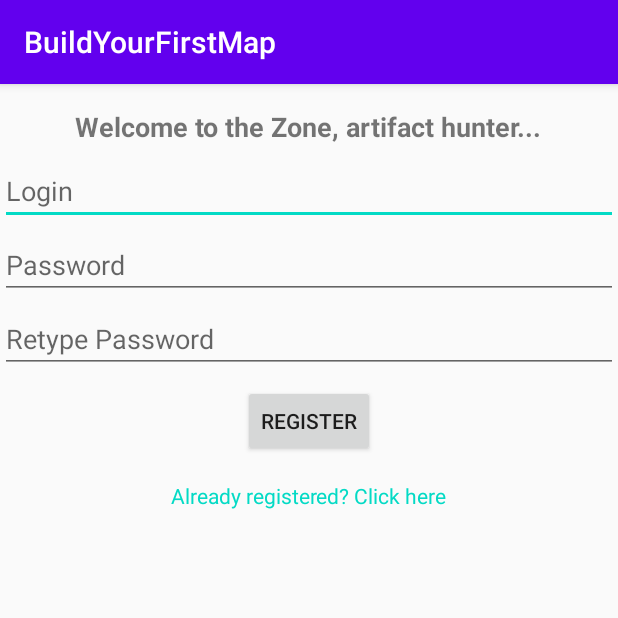
After one commit to Bronid/AZ-Project, an Android app: the RegisterActivity screen opened directly, with no data from a screen before it, on a phone screen of 412 x 824 dp, the top half of it. The commit adds this screen. Run offline under Robolectric (Android 15) with nearby library versions, the phone set to English and light mode, and no system bars.

Commit message:
Buttons + Login/Register pages

```diff
--- /dev/null
+++ b/app/src/main/java/com/google/codelabs/buildyourfirstmap/RegisterActivity.kt
@@ -0,0 +1,48 @@
+package com.google.codelabs.buildyourfirstmap
+
+import android.content.Intent
+import android.os.Bundle
+import android.os.PersistableBundle
+import android.widget.Button
+import android.widget.EditText
+import android.widget.TextView
+import android.widget.Toast
+import androidx.appcompat.app.AppCompatActivity
+import com.google.codelabs.buildyourfirstmap.classes.User
+
+class RegisterActivity : AppCompatActivity() {
+    override fun onCreate(savedInstanceState: Bundle?) {
+        super.onCreate(savedInstanceState)
+        setContentView(R.layout.register)
+
+        val userLogin: EditText = findViewById(R.id.editTextLogin)
+        val userPassword: EditText = findViewById(R.id.editTextPassword)
+        val userRepeatPassword: EditText = findViewById(R.id.editTextRepeatPassword)
+        val button: Button = findViewById(R.id.buttonRegister)
+        val linkToLogin: TextView = findViewById(R.id.textViewAlreadyRegistered)
+
+        linkToLogin.setOnClickListener {
+            val intent = Intent(this, LoginActivity::class.java)
+            startActivity(intent)
+        }
+
+        button.setOnClickListener{
+            val login = userLogin.text.toString().trim()
+            val password = userPassword.text.toString().trim()
+            val repeatPassword = userRepeatPassword.text.toString().trim()
+
+            if(login == "" || password == "" || repeatPassword == "") {
+                Toast.makeText(this, "Fill all fields", Toast.LENGTH_LONG).show()
+            }
+            else if(password != repeatPassword){
+                Toast.makeText(this, "Password repeat incorrect", Toast.LENGTH_LONG).show()
+            }
+            else {
+                val user = User(login, password)
+                val db = DbHelper(this, null)
+                db.addUser(user)
+                Toast.makeText(this, "User registered", Toast.LENGTH_LONG).show()
+            }
+        }
+    }
+}
--- a/app/src/main/java/com/google/codelabs/buildyourfirstmap/Classes/ActivityManager.kt
+++ b/app/src/main/java/com/google/codelabs/buildyourfirstmap/classes/ActivityManager.kt
@@ -1,4 +1,4 @@
-package com.google.codelabs.buildyourfirstmap.Classes
+package com.google.codelabs.buildyourfirstmap.classes
 import java.util.concurrent.Executors
 import java.util.concurrent.TimeUnit
 
--- /dev/null
+++ b/app/src/main/java/com/google/codelabs/buildyourfirstmap/classes/User.kt
@@ -0,0 +1,4 @@
+package com.google.codelabs.buildyourfirstmap.classes
+
+class User(val login: String, val password: String) {
+}
--- /dev/null
+++ b/app/src/main/res/layout/register.xml
@@ -0,0 +1,72 @@
+<!-- res/layout/activity_registration.xml -->
+
+<RelativeLayout xmlns:android="http://schemas.android.com/apk/res/android"
+    xmlns:tools="http://schemas.android.com/tools"
+    android:layout_width="match_parent"
+    android:layout_height="match_parent"
+    android:layout_centerVertical="true"
+    tools:context=".RegisterActivity">
+
+    <TextView
+        android:id="@+id/textViewWelcomeMessage"
+        android:layout_width="wrap_content"
+        android:layout_height="wrap_content"
+        android:layout_centerHorizontal="true"
+        android:layout_marginTop="16dp"
+        android:text="Welcome to the Zone, artifact hunter..."
+        android:textSize="18sp"
+        android:textStyle="bold" />
+
+    <EditText
+        android:id="@+id/editTextLogin"
+        android:layout_width="match_parent"
+        android:layout_height="wrap_content"
+        android:layout_below="@id/textViewWelcomeMessage"
+        android:layout_centerInParent="true"
+        android:layout_marginTop="8dp"
+        android:hint="Login"
+        android:inputType="text" />
+
+    <EditText
+        android:id="@+id/editTextPassword"
+        android:layout_width="match_parent"
+        android:layout_height="wrap_content"
+        android:layout_below="@id/editTextLogin"
+        android:layout_centerInParent="true"
+        android:layout_marginTop="4dp"
+        android:hint="Password"
+        android:inputType="textPassword" />
+
+    <EditText
+        android:id="@+id/editTextRepeatPassword"
+        android:layout_width="match_parent"
+        android:layout_height="wrap_content"
+        android:layout_below="@id/editTextPassword"
+        android:layout_centerInParent="true"
+        android:layout_marginTop="4dp"
+        android:hint="Retype Password"
+        android:inputType="textPassword" />
+
+    <Button
+        android:id="@+id/buttonRegister"
+        android:layout_width="wrap_content"
+        android:layout_height="wrap_content"
+        android:layout_below="@id/editTextRepeatPassword"
+        android:layout_centerInParent="true"
+        android:layout_marginTop="8dp"
+        android:text="Register" />
+
+    <TextView
+        android:id="@+id/textViewAlreadyRegistered"
+        android:layout_width="wrap_content"
+        android:layout_height="wrap_content"
+        android:layout_below="@id/buttonRegister"
+        android:layout_centerHorizontal="true"
+        android:layout_marginTop="16dp"
+        android:text="Already registered? Click here"
+        android:textColor="@color/colorAccent"
+        android:clickable="true"
+        android:onClick="onAlreadyRegisteredClick"
+        tools:ignore="OnClick" />
+
+</RelativeLayout>
--- a/app/src/main/res/values/strings.xml
+++ b/app/src/main/res/values/strings.xml
@@ -16,4 +16,5 @@
 
 <resources>
   <string name="app_name">BuildYourFirstMap</string>
+  <string name="button_start">Go to the raid!</string>
 </resources>
```
Also changed, not shown: app/src/main/AndroidManifest.xml (+9 -1 lines), app/src/main/java/com/google/codelabs/buildyourfirstmap/DbHelper.kt (added, +29 -0 lines), app/src/main/java/com/google/codelabs/buildyourfirstmap/LoginActivity.kt (added, +26 -0 lines), app/src/main/java/com/google/codelabs/buildyourfirstmap/MainActivity.kt (+8 -0 lines), app/src/main/java/com/google/codelabs/buildyourfirstmap/classes/Character.kt (added, +31 -0 lines), app/src/main/res/layout/activity_main.xml (+31 -3 lines), app/src/main/res/layout/login.xml (added, +62 -0 lines).
